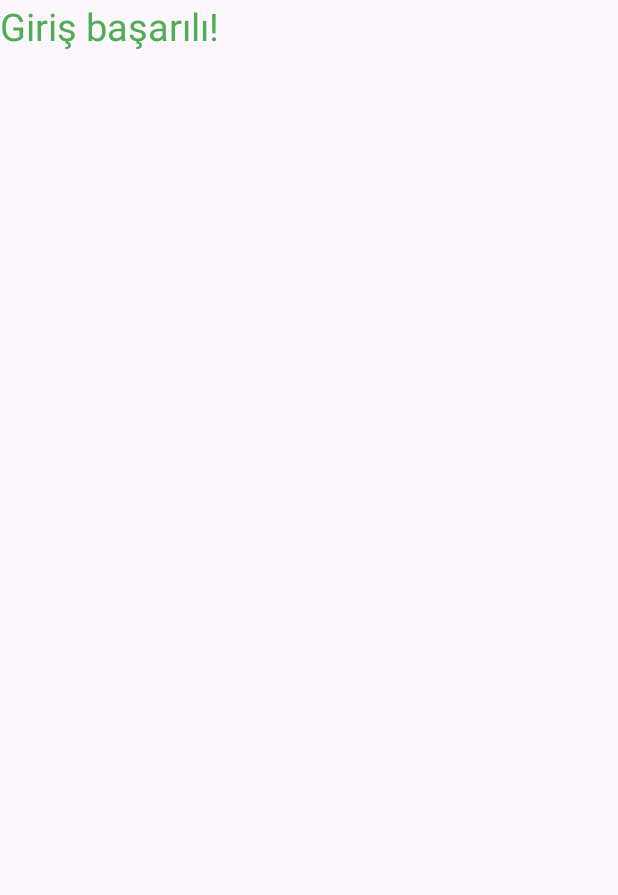
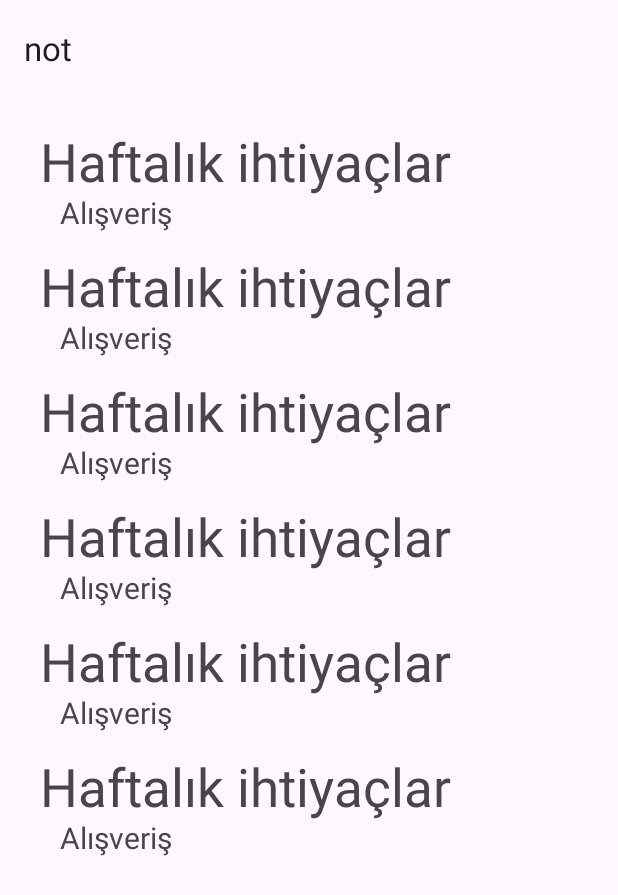
Before and after one commit to computerengstudent/Login, an Android app: the ResultActivity screen opened directly, with no data from a screen before it, on a phone screen of 412 x 824 dp. Shown: the top 895 px of the screen. Run offline under Robolectric (Android 15) with nearby library versions, the phone set to English and light mode, and no system bars.

Commit message:
committed15.08

```diff
--- a/app/src/main/AndroidManifest.xml
+++ b/app/src/main/AndroidManifest.xml
@@ -15,18 +15,16 @@
         <activity
             android:name=".ResultActivity"
             android:exported="false" />
+
         <activity
             android:name=".EmailSignupActivity"
             android:exported="false" />
         <activity
             android:name=".GoogleSignupActivity"
             android:exported="false" />
-        <activity
-            android:name=".SignUpActivity"
-            android:exported="false" />
-        <activity
-            android:name=".LoginActivity"
-            android:exported="false" />
+
+
+
         <activity
             android:name=".MainActivity"
             android:exported="true">
--- a/app/src/main/java/com/example/loginpage/MainActivity.kt
+++ b/app/src/main/java/com/example/loginpage/MainActivity.kt
@@ -3,16 +3,18 @@ package com.example.loginpage
 import android.content.Intent
 import androidx.appcompat.app.AppCompatActivity
 import android.os.Bundle
+import androidx.recyclerview.widget.StaggeredGridLayoutManager
 import com.example.loginpage.databinding.ActivityMainBinding
 
 
 class MainActivity : AppCompatActivity() {
+
     private lateinit var binding: ActivityMainBinding
-
     override fun onCreate(savedInstanceState: Bundle?) {
         super.onCreate(savedInstanceState)
         binding = ActivityMainBinding.inflate(layoutInflater)
         setContentView(binding.root)
+
 
         binding.btnSignGoogle.setOnClickListener {
             val googleSignupIntent = Intent(this@MainActivity, GoogleSignupActivity::class.java)
--- /dev/null
+++ b/app/src/main/java/com/example/loginpage/NoteAdapter.kt
@@ -0,0 +1,33 @@
+package com.example.loginpage
+
+import android.content.Context
+import android.view.LayoutInflater
+import android.view.ViewGroup
+import android.widget.Toast
+import androidx.recyclerview.widget.RecyclerView
+import com.example.loginpage.databinding.ItemNoteBinding
+
+class NoteAdapter(private val mContext: Context, private val NoteListesi: List <NoteModel>) :
+    RecyclerView.Adapter <NoteAdapter.CardTasarimNesneleriniTutucu >() {
+
+    inner class CardTasarimNesneleriniTutucu (val binding : ItemNoteBinding) : RecyclerView.ViewHolder(binding.root)
+
+    override fun onCreateViewHolder(parent: ViewGroup, viewType: Int): CardTasarimNesneleriniTutucu {
+        val binding = ItemNoteBinding.inflate(LayoutInflater.from(parent.context), parent, false)
+        return CardTasarimNesneleriniTutucu(binding)
+    }
+
+    override fun getItemCount(): Int {
+        return NoteListesi.size
+    }
+
+    override fun onBindViewHolder(holder: CardTasarimNesneleriniTutucu, position: Int) {
+        val note = NoteListesi[position]
+
+        val binding=holder.binding
+        // binding.textView1.text = note.title
+        // binding.textView2.text = note.type
+
+
+    }
+}
--- /dev/null
+++ b/app/src/main/java/com/example/loginpage/NoteModel.kt
@@ -0,0 +1,8 @@
+package com.example.loginpage
+
+data class NoteModel(
+    val title: String?,
+    val type: String?,
+    val description: String?,
+    val priority : Int ?
+)
--- a/app/src/main/java/com/example/loginpage/ResultActivity.kt
+++ b/app/src/main/java/com/example/loginpage/ResultActivity.kt
@@ -2,10 +2,44 @@ package com.example.loginpage
 
 import androidx.appcompat.app.AppCompatActivity
 import android.os.Bundle
+import androidx.recyclerview.widget.LinearLayoutManager
+import androidx.recyclerview.widget.StaggeredGridLayoutManager
+import com.example.loginpage.databinding.ActivityMainBinding
+import com.example.loginpage.databinding.ActivityResultBinding
 
 class ResultActivity : AppCompatActivity() {
+    private lateinit var binding: ActivityResultBinding
+    private lateinit var  noteArrayList : ArrayList<NoteModel>
+    private lateinit var adapter:NoteAdapter
     override fun onCreate(savedInstanceState: Bundle?) {
         super.onCreate(savedInstanceState)
-        setContentView(R.layout.activity_result)
+        binding = ActivityResultBinding.inflate(layoutInflater)
+        setContentView(binding.root)
+
+
+        noteArrayList =ArrayList <NoteModel> ()
+
+        val f1 = NoteModel ("haftalık ihtiyaçlar", "alışveriş","" ,1)
+        val f2 = NoteModel ("haftalık ihtiyaçlar", "alışveriş","" ,2)
+        val f3 = NoteModel ("haftalık ihtiyaçlar", "alışveriş","" ,3)
+        val f4 = NoteModel ("haftalık ihtiyaçlar", "alışveriş","" ,4)
+        val f5 = NoteModel ("haftalık ihtiyaçlar", "alışveriş","" ,5)
+        val f6 = NoteModel ("haftalık ihtiyaçlar", "alışveriş","" ,6)
+
+
+        noteArrayList.add(f1)
+        noteArrayList.add(f2)
+        noteArrayList.add(f3)
+        noteArrayList.add(f4)
+        noteArrayList.add(f5)
+        noteArrayList.add(f6)
+
+
+        adapter = NoteAdapter (this, noteArrayList)
+        binding.rv.layoutManager = StaggeredGridLayoutManager(1, StaggeredGridLayoutManager.VERTICAL)
+        binding.rv.setHasFixedSize(true)
+        binding.rv.adapter = adapter
+
     }
+
 }
--- a/app/src/main/res/layout/activity_result.xml
+++ b/app/src/main/res/layout/activity_result.xml
@@ -6,13 +6,33 @@
     android:layout_height="match_parent"
     tools:context=".ResultActivity">
 
-    <TextView
-        android:id="@+id/textView2"
-        android:layout_width="167dp"
-        android:layout_height="57dp"
-        android:text="Giriş başarılı!"
-        android:textColor="#4CAF50"
-        android:textSize="25sp"
-        tools:layout_editor_absoluteX="125dp"
-        tools:layout_editor_absoluteY="276dp" />
+    <com.google.android.material.appbar.AppBarLayout
+        android:id="@+id/appBarLayout"
+        android:layout_width="match_parent"
+        android:layout_height="wrap_content"
+        app:layout_constraintEnd_toEndOf="parent"
+        app:layout_constraintStart_toStartOf="parent"
+        app:layout_constraintTop_toTopOf="parent">
+
+        <androidx.appcompat.widget.Toolbar
+            android:id="@+id/toolbar"
+            app:title="not"
+            android:layout_width="match_parent"
+            android:layout_height="wrap_content">
+
+        </androidx.appcompat.widget.Toolbar>
+
+    </com.google.android.material.appbar.AppBarLayout>
+
+    <androidx.recyclerview.widget.RecyclerView
+        android:id="@+id/rv"
+        android:layout_width="match_parent"
+        android:layout_height="0dp"
+        android:layout_marginTop="8dp"
+        android:layout_marginBottom="8dp"
+        app:layout_constraintBottom_toBottomOf="parent"
+        app:layout_constraintEnd_toEndOf="parent"
+        app:layout_constraintStart_toStartOf="parent"
+        app:layout_constraintTop_toBottomOf="@+id/appBarLayout" />
+
 </androidx.constraintlayout.widget.ConstraintLayout>
--- /dev/null
+++ b/app/src/main/res/layout/item_note.xml
@@ -0,0 +1,31 @@
+<?xml version="1.0" encoding="utf-8"?>
+<androidx.constraintlayout.widget.ConstraintLayout xmlns:android="http://schemas.android.com/apk/res/android"
+    xmlns:app="http://schemas.android.com/apk/res-auto"
+    xmlns:tools="http://schemas.android.com/tools"
+    android:layout_width="match_parent"
+    android:layout_height="wrap_content">
+
+    <TextView
+        android:id="@+id/textView1"
+        android:layout_width="wrap_content"
+        android:layout_height="wrap_content"
+        android:layout_marginTop="12dp"
+        android:text="Haftalık ihtiyaçlar"
+        android:textSize="35sp"
+        app:layout_constraintEnd_toEndOf="parent"
+        app:layout_constraintHorizontal_bias="0.194"
+        app:layout_constraintStart_toStartOf="parent"
+        app:layout_constraintTop_toTopOf="parent" />
+
+    <TextView
+        android:id="@+id/textView2"
+        android:layout_width="wrap_content"
+        android:layout_height="wrap_content"
+        android:layout_marginTop="56dp"
+        android:text="Alışveriş"
+        android:textSize="20sp"
+        app:layout_constraintEnd_toEndOf="parent"
+        app:layout_constraintHorizontal_bias="0.119"
+        app:layout_constraintStart_toStartOf="parent"
+        app:layout_constraintTop_toTopOf="parent" />
+</androidx.constraintlayout.widget.ConstraintLayout>
--- /dev/null
+++ b/app/src/main/res/menu/menu.xml
@@ -0,0 +1,4 @@
+<?xml version="1.0" encoding="utf-8"?>
+<menu xmlns:android="http://schemas.android.com/apk/res/android">
+
+</menu>
--- a/app/src/main/res/values/strings.xml
+++ b/app/src/main/res/values/strings.xml
@@ -2,7 +2,4 @@
     <string name="app_name">LoginPage</string>
 
 
-
-
-
 </resources>
```
